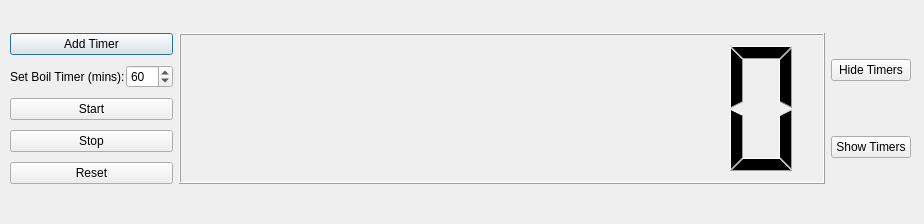
First picture: the form in ui/timerListDialog.ui, repository Brewtarget/brewtarget, before the edit.
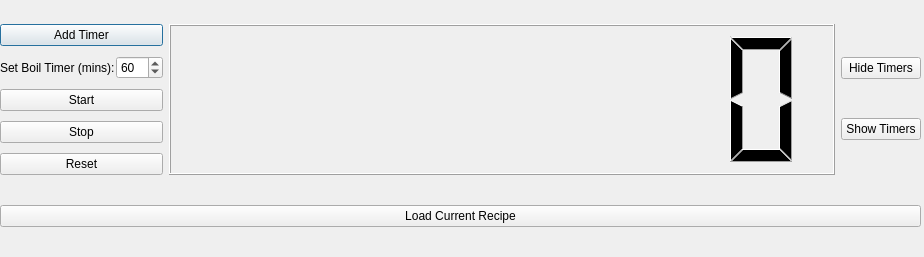
Second picture: the form after the edit.

Commit message: Added generate timers from current recipe

```diff
--- a/ui/timerListDialog.ui
+++ b/ui/timerListDialog.ui
@@ -7,7 +7,7 @@
     <x>0</x>
     <y>0</y>
     <width>924</width>
-    <height>224</height>
+    <height>257</height>
    </rect>
   </property>
   <property name="mouseTracking">
@@ -19,12 +19,14 @@
   <widget class="QWidget" name="">
    <property name="geometry">
     <rect>
-     <x>10</x>
-     <y>10</y>
-     <width>901</width>
-     <height>198</height>
+     <x>0</x>
+     <y>0</y>
+     <width>921</width>
+     <height>251</height>
     </rect>
    </property>
+   <layout class="QVBoxLayout" name="verticalLayout_3">
+    <item>
    <layout class="QHBoxLayout" name="horizontalLayout_2">
     <item>
      <layout class="QGridLayout" name="gridLayout">
@@ -164,6 +166,15 @@
        </widget>
       </item>
      </layout>
+      </item>
+     </layout>
+    </item>
+    <item>
+     <widget class="QPushButton" name="loadRecipesButton">
+      <property name="text">
+       <string>Load Current Recipe</string>
+      </property>
+     </widget>
     </item>
    </layout>
   </widget>
```
Lines whose indentation alone changed are shown as unchanged. The commit also changes 4 other files.
